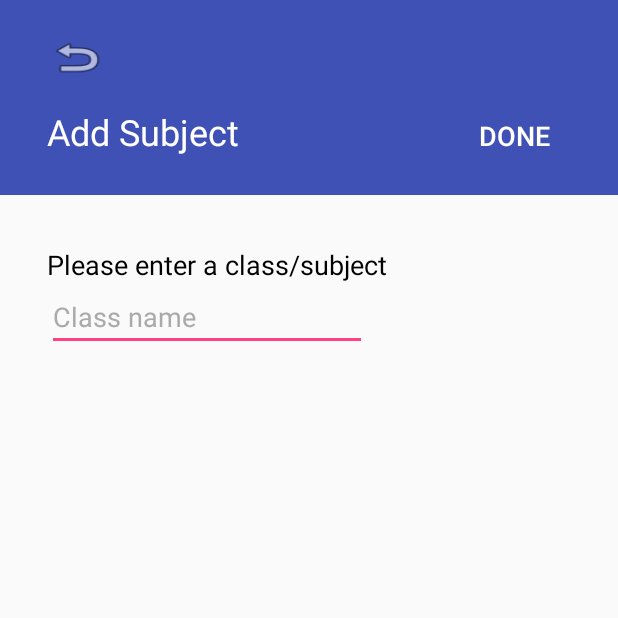
After one commit to cyb3rloud/Apprendre, an Android app: the SubjectAddActivity screen opened directly, with no data from a screen before it, on a phone screen of 412 x 824 dp, the top half of it. The commit adds this screen. Run offline under Robolectric (Android 15) with nearby library versions, the phone set to English and light mode, and no system bars.

Commit message:
second activity class added for adding subject to app and text details added

```diff
--- a/App/app/src/main/AndroidManifest.xml
+++ b/App/app/src/main/AndroidManifest.xml
@@ -16,6 +16,7 @@
                 <category android:name="android.intent.category.LAUNCHER" />
             </intent-filter>
         </activity>
+        <activity android:name=".SubjectAddActivity"></activity>
     </application>
 
 </manifest>
--- /dev/null
+++ b/App/app/src/main/java/com/alanhughjones/studyeasy/SubjectAddActivity.java
@@ -0,0 +1,13 @@
+package com.alanhughjones.studyeasy;
+
+import android.support.v7.app.AppCompatActivity;
+import android.os.Bundle;
+
+public class SubjectAddActivity extends AppCompatActivity {
+
+    @Override
+    protected void onCreate(Bundle savedInstanceState) {
+        super.onCreate(savedInstanceState);
+        setContentView(R.layout.activity_subject_add);
+    }
+}
--- /dev/null
+++ b/App/app/src/main/res/layout/activity_subject_add.xml
@@ -0,0 +1,83 @@
+<?xml version="1.0" encoding="utf-8"?>
+<RelativeLayout xmlns:android="http://schemas.android.com/apk/res/android"
+    xmlns:app="http://schemas.android.com/apk/res-auto"
+    xmlns:tools="http://schemas.android.com/tools"
+    android:layout_width="match_parent"
+    android:layout_height="match_parent"
+    tools:context="com.alanhughjones.studyeasy.SubjectAddActivity">
+
+    <android.support.v7.widget.Toolbar
+        android:id="@+id/toolbar"
+        android:layout_width="match_parent"
+        android:layout_height="130dp"
+        android:layout_alignParentLeft="true"
+        android:layout_alignParentStart="true"
+        android:layout_alignParentTop="true"
+        android:background="?attr/colorPrimary"
+        android:minHeight="?attr/actionBarSize"
+        android:theme="?attr/actionBarTheme" />
+
+    <TextView
+        android:id="@+id/textView"
+        android:layout_width="wrap_content"
+        android:layout_height="wrap_content"
+        android:layout_alignBottom="@+id/toolbar"
+        android:layout_alignParentLeft="true"
+        android:layout_alignParentStart="true"
+        android:layout_marginBottom="26dp"
+        android:layout_marginLeft="31dp"
+        android:layout_marginStart="31dp"
+        android:text="Add Subject"
+        android:textColor="@android:color/white"
+        android:textSize="24sp" />
+
+    <Button
+        android:id="@+id/button"
+        android:layout_width="40sp"
+        android:layout_height="30sp"
+        android:layout_alignLeft="@+id/textView"
+        android:layout_alignParentTop="true"
+        android:layout_alignStart="@+id/textView"
+        android:layout_marginTop="23dp"
+        android:background="@android:drawable/ic_menu_revert" />
+
+    <Button
+        android:id="@+id/button2"
+        android:layout_width="wrap_content"
+        android:layout_height="wrap_content"
+        android:layout_alignBaseline="@+id/textView"
+        android:layout_alignBottom="@+id/textView"
+        android:layout_alignParentEnd="true"
+        android:layout_alignParentRight="true"
+        android:layout_marginEnd="25dp"
+        android:layout_marginRight="25dp"
+        android:background="@android:color/transparent"
+        android:text="Done"
+        android:textColor="@android:color/white"
+        android:textSize="18sp"
+        tools:textAllCaps="false" />
+
+    <EditText
+        android:id="@+id/editText2"
+        android:layout_width="wrap_content"
+        android:layout_height="wrap_content"
+        android:layout_alignLeft="@+id/textView"
+        android:layout_alignStart="@+id/textView"
+        android:layout_below="@+id/textView3"
+        android:ems="10"
+        android:inputType="textPersonName"
+        android:text="Class name"
+        android:textColor="@android:color/darker_gray" />
+
+    <TextView
+        android:id="@+id/textView3"
+        android:layout_width="wrap_content"
+        android:layout_height="wrap_content"
+        android:layout_alignLeft="@+id/editText2"
+        android:layout_alignStart="@+id/editText2"
+        android:layout_below="@+id/toolbar"
+        android:layout_marginTop="34dp"
+        android:text="Please enter a class/subject"
+        android:textColor="@android:color/black"
+        android:textSize="18sp" />
+</RelativeLayout>
--- a/App/app/src/main/res/layout/activity_subject_list.xml
+++ b/App/app/src/main/res/layout/activity_subject_list.xml
@@ -27,7 +27,7 @@
         android:layout_above="@+id/addSubjButton"
         android:layout_centerHorizontal="true"
         android:layout_marginBottom="11dp"
-        android:text="Add a subject"
+        android:text="@string/add_subj_txt"
         android:textColor="@android:color/white"
         android:textSize="24sp" />
 
--- a/App/app/src/main/res/values/strings.xml
+++ b/App/app/src/main/res/values/strings.xml
@@ -1,3 +1,4 @@
 <resources>
     <string name="app_name">Study Easy</string>
+    <string name="add_subj_txt">Add a subject</string>
 </resources>
```
